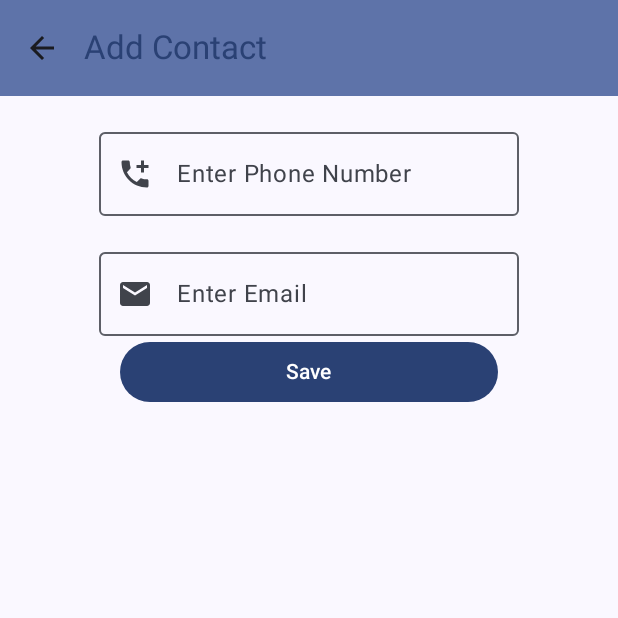
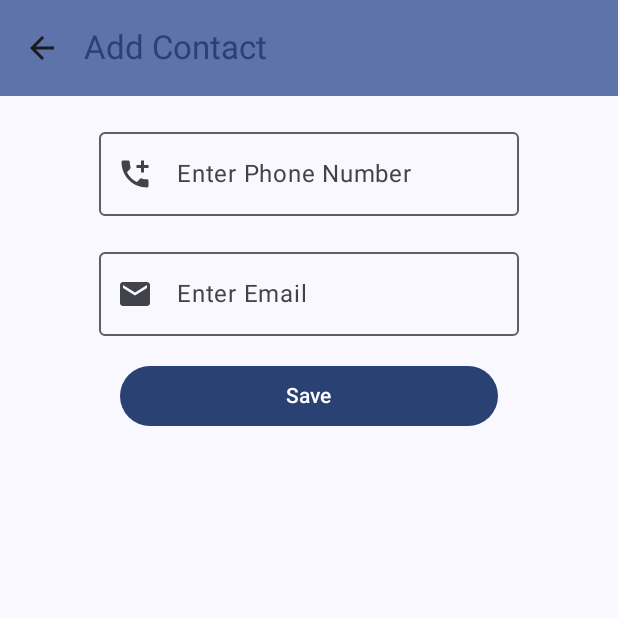
Before and after one commit to AD-RT/MyContactApp, an Android app built with Jetpack Compose: the AddContactUI screen opened through its navigation route, on a phone screen of 412 x 824 dp, the top half of it. Run offline under Robolectric (Android 15) with nearby library versions, the phone set to English and light mode, and no system bars; our stand-ins replace Dagger/Hilt's generated code; 1 statement that could not run was skipped.

Commit message:
UI improved

```diff
--- a/app/src/main/java/com/example/mycontact/presentation/screens/AddContactUI.kt
+++ b/app/src/main/java/com/example/mycontact/presentation/screens/AddContactUI.kt
@@ -115,6 +115,8 @@ fun AddContactUI(modifier: Modifier = Modifier,
             DetailsContactUI(placeholder = "Phone Number", valueChange = {state.phoneNumber.value = it}, label = "Enter Phone Number", value = state.phoneNumber.value, contentDescription = "Phone Icon", Id = R.drawable.baseline_add_call_24)
             Spacer(modifier=Modifier.height(16.dp))
             DetailsContactUI(placeholder = "Email", valueChange = {state.email.value = it}, label = "Enter Email", value =state.email.value, contentDescription = "Email Icon", Id = R.drawable.baseline_email_24)
+
+            Spacer(modifier=Modifier.height(16.dp))
             Button(
                 onClick = {
                     OnEvent.invoke()
```
